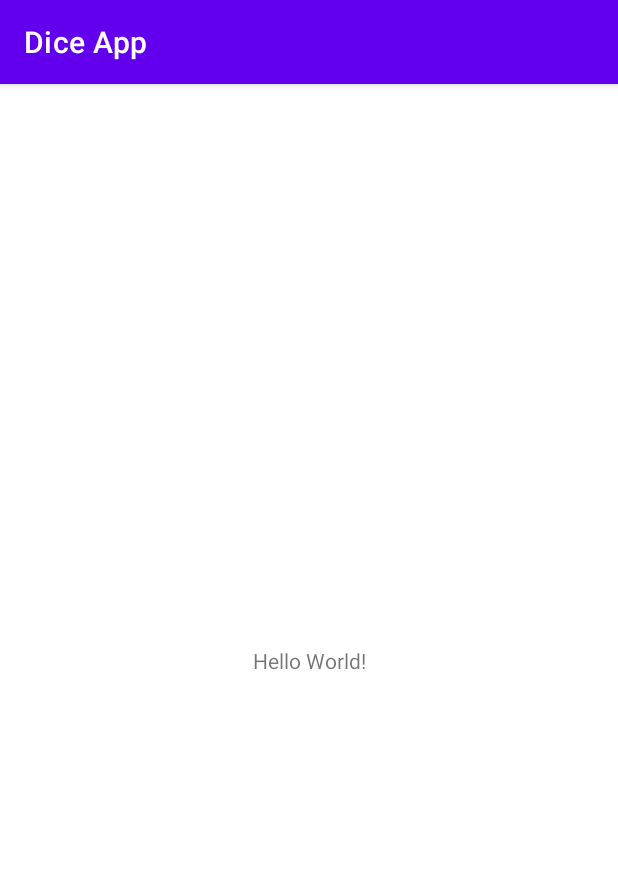
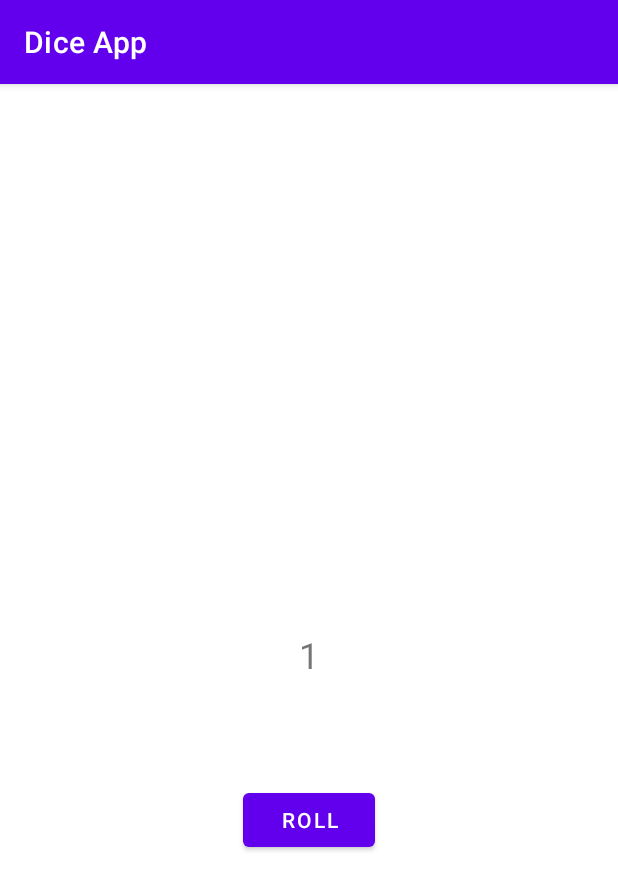
Before and after one commit to ade3l/Dice-roll-app, an Android app: the screen it shows after launch (MainActivity), on a phone screen of 412 x 824 dp. Shown: the top 890 px of the screen. Run offline under Robolectric (Android 15) with nearby library versions, the phone set to English and light mode, and no system bars.

Commit message:
Added button and a textview

```diff
--- a/app/src/main/res/layout/activity_main.xml
+++ b/app/src/main/res/layout/activity_main.xml
@@ -6,13 +6,29 @@
     android:layout_height="match_parent"
     tools:context=".MainActivity">
 
-    <TextView
+    <Button
+        android:id="@+id/button"
         android:layout_width="wrap_content"
         android:layout_height="wrap_content"
-        android:text="Hello World!"
+        android:text="Roll"
+
         app:layout_constraintBottom_toBottomOf="parent"
-        app:layout_constraintLeft_toLeftOf="parent"
-        app:layout_constraintRight_toRightOf="parent"
-        app:layout_constraintTop_toTopOf="parent" />
+        app:layout_constraintEnd_toEndOf="parent"
+        app:layout_constraintHorizontal_bias="0.5"
+        app:layout_constraintStart_toStartOf="parent"
+        app:layout_constraintTop_toTopOf="parent"
+        app:layout_constraintVertical_bias="0.648" />
 
+    <TextView
+        android:id="@+id/textView"
+        android:layout_width="wrap_content"
+        android:layout_height="wrap_content"
+        android:text="1"
+        android:textSize="24sp"
+        app:layout_constraintBottom_toTopOf="@+id/button"
+        app:layout_constraintEnd_toEndOf="parent"
+        app:layout_constraintHorizontal_bias="0.5"
+        app:layout_constraintStart_toStartOf="parent"
+        app:layout_constraintTop_toTopOf="parent"
+        app:layout_constraintVertical_bias="0.839" />
 </androidx.constraintlayout.widget.ConstraintLayout>
```
